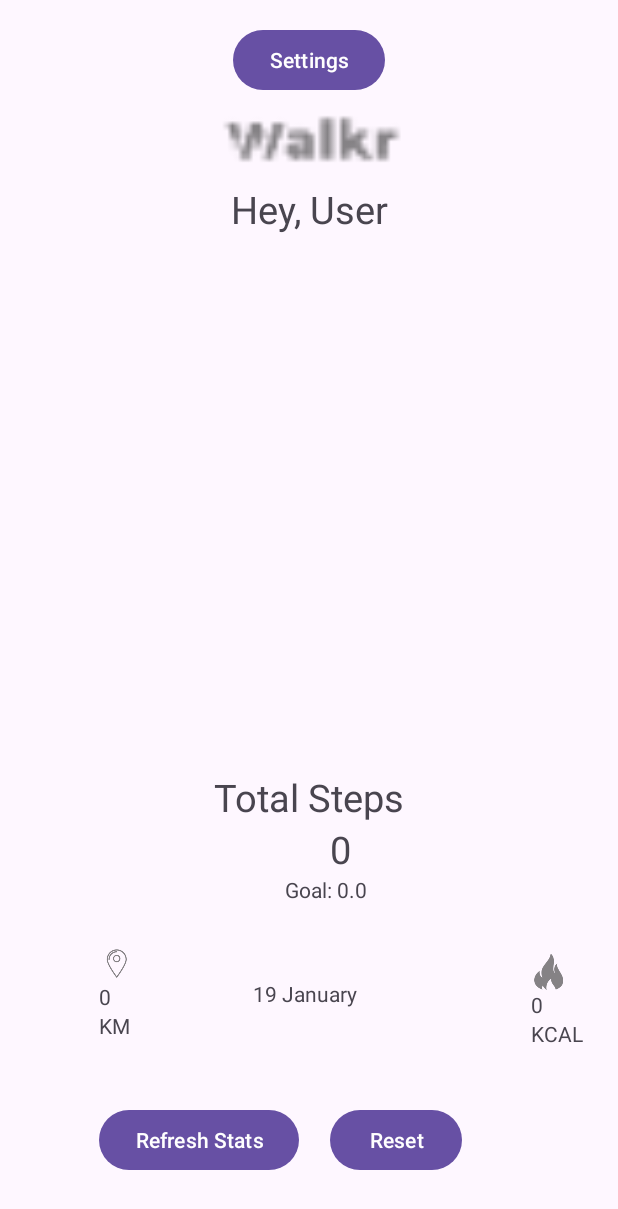
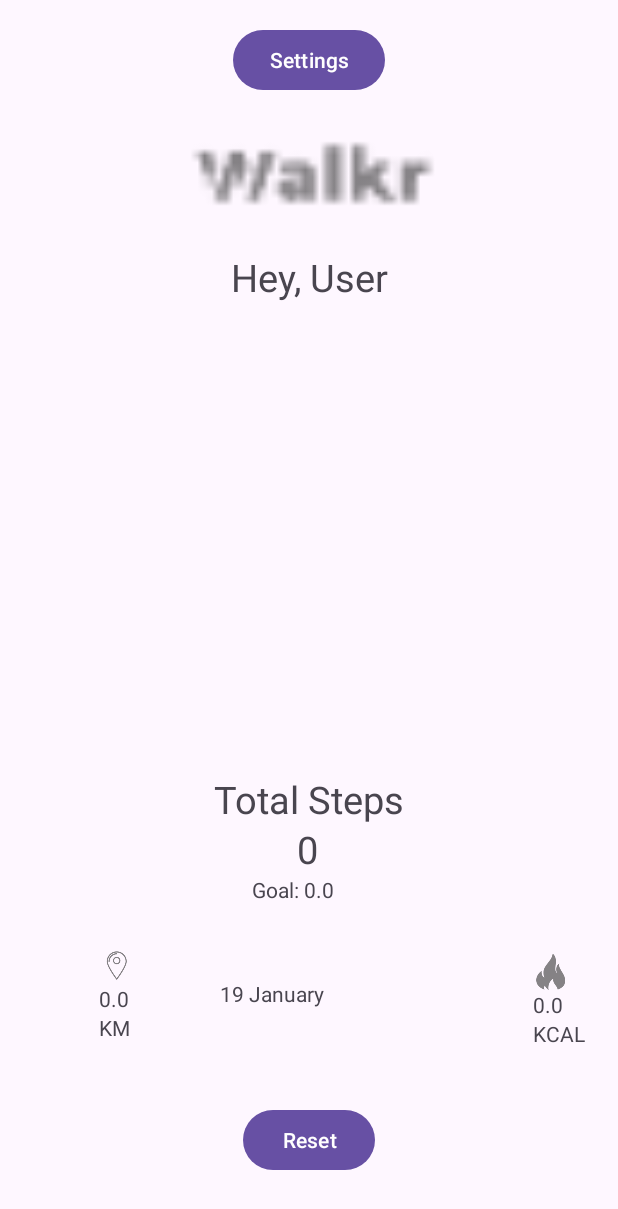
Before and after one commit to CameronWeijmer/Walkr-StepCount-App, an Android app: the screen it shows after launch (MainActivity), after a tap on "Reset", on a phone screen of 412 x 824 dp. Shown: the top 1209 px of the screen. Run offline under Robolectric (Android 15) with nearby library versions, the phone set to English and light mode, and no system bars; our stand-ins replace Picasso, Volley; network calls fail; pictures from the network do not load; 1 statement that could not run was skipped.

Commit message:
feat: removed not working code and added new feature

```diff
--- a/app/src/main/java/com/example/walkr/MainActivity.java
+++ b/app/src/main/java/com/example/walkr/MainActivity.java
@@ -87,7 +87,6 @@ public class MainActivity extends AppCompatActivity implements SensorEventListen
 
         sensorManager = (SensorManager) getSystemService(Context.SENSOR_SERVICE);
 
-        loadData();
         setImage();
         setName();
         setStepGoal();
@@ -109,6 +108,9 @@ public class MainActivity extends AppCompatActivity implements SensorEventListen
             totalSteps = event.values[0];
             int allSteps = (int) (totalSteps - previousTotalSteps);
             totalStepsTextView.setText(String.valueOf(allSteps));
+            displayDist();
+            displayCal();
+            setImage();
         }
     }
 
@@ -116,44 +118,8 @@ public class MainActivity extends AppCompatActivity implements SensorEventListen
     public void resetSteps(View v) {
         previousTotalSteps = totalSteps;
         totalStepsTextView.setText("0");
-        distanceTextView.setText("0");
-        kcalTextView.setText("0");
-        saveSteps();
-    }
-
-    // Speichern aller Daten
-    private void saveSteps() {
-        Intent caller = getIntent();
-        name = caller.getStringExtra(NAME_INTENT_PARAM);
-
-        SharedPreferences sharedPreferences = getSharedPreferences("userData", Context.MODE_PRIVATE);
-        SharedPreferences.Editor editor = sharedPreferences.edit();
-        editor.putFloat("previousTotalSteps", previousTotalSteps);
-        editor.putString("stepGoal", String.valueOf(stepGoal));
-        editor.putString("calories", String.valueOf(calories));
-        editor.putString("distance", String.valueOf(distance));
-        editor.putString("name", name);
-
-        editor.apply();
-    }
-
-    // Gespeicherte Daten holen
-    private void loadData() {
-
-        SharedPreferences sharedPreferences = getSharedPreferences("userData", Context.MODE_PRIVATE);
-
-        previousTotalSteps = sharedPreferences.getFloat("previousTotalSteps", 0f);
-
-        String stepGoalString = sharedPreferences.getString("stepGoal", "0");
-        stepGoal = Double.parseDouble(stepGoalString);
-
-        String caloriesString = sharedPreferences.getString("calories", "0");
-        calories = Double.parseDouble(caloriesString);
-
-        String distanceString = sharedPreferences.getString("distance", "0");
-        distance = Double.parseDouble(distanceString);
-
-        name = sharedPreferences.getString("name", "User");
+        distanceTextView.setText("0.0");
+        kcalTextView.setText("0.0");
     }
 
     // Aufruf der Settingsseite
@@ -225,7 +191,7 @@ public class MainActivity extends AppCompatActivity implements SensorEventListen
                                 String neutralImageUrl = imagesObject.getString("neutral");
                                 Picasso.get().load(neutralImageUrl).into(feedbackView);
 
-                            } else if ((totalSteps = 0) < stepGoal) {
+                            } else if (totalSteps < stepGoal) {
 
                                 String sadImageUrl = imagesObject.getString("sad");
                                 Picasso.get().load(sadImageUrl).into(feedbackView);
@@ -262,14 +228,6 @@ public class MainActivity extends AppCompatActivity implements SensorEventListen
         notificationManager.notify(0, builder.build());
     }
 
-    public void loadStats(View v) {
-        setImage();
-        displayCal();
-        displayDist();
-    }
-
-    //refreshstats todo
-
     @Override
     public void onAccuracyChanged(Sensor sensor, int accuracy) {
         // Not needed in this App
--- a/app/src/main/res/layout/activity_main.xml
+++ b/app/src/main/res/layout/activity_main.xml
@@ -34,12 +34,11 @@
         android:id="@+id/userTextView"
         android:layout_width="wrap_content"
         android:layout_height="wrap_content"
-        android:layout_marginTop="58dp"
         android:text="Hey, User"
         android:textSize="25dp"
+        app:layout_constraintBottom_toTopOf="@+id/feedbackView"
         app:layout_constraintEnd_toEndOf="parent"
-        app:layout_constraintStart_toStartOf="parent"
-        app:layout_constraintTop_toBottomOf="@+id/settingsButton" />
+        app:layout_constraintStart_toStartOf="parent" />
 
     <TextView
         android:id="@+id/dateTextView"
@@ -54,25 +53,25 @@
     <ImageView
         android:id="@+id/feedbackView"
         android:layout_width="0dp"
-        android:layout_height="0dp"
-        android:layout_marginTop="156dp"
-        android:layout_marginBottom="244dp"
-        app:layout_constraintBottom_toTopOf="@+id/button2"
+        android:layout_height="242dp"
+        android:layout_marginTop="92dp"
+        android:layout_marginBottom="93dp"
+        app:layout_constraintBottom_toBottomOf="@+id/totalStepsTextView"
         app:layout_constraintEnd_toEndOf="parent"
         app:layout_constraintStart_toStartOf="parent"
-        app:layout_constraintTop_toTopOf="parent"
+        app:layout_constraintTop_toBottomOf="@+id/settingsButton"
         tools:srcCompat="@tools:sample/backgrounds/scenic" />
 
     <TextView
         android:id="@+id/textView3"
         android:layout_width="wrap_content"
         android:layout_height="wrap_content"
-        android:layout_marginBottom="87dp"
+        android:layout_marginBottom="86dp"
         android:text="Total Steps"
         android:textSize="25dp"
         app:layout_constraintBottom_toTopOf="@+id/imageView3"
-        app:layout_constraintEnd_toEndOf="@+id/feedbackView"
-        app:layout_constraintStart_toStartOf="@+id/feedbackView" />
+        app:layout_constraintEnd_toEndOf="parent"
+        app:layout_constraintStart_toStartOf="parent" />
 
     <TextView
         android:id="@+id/totalStepsTextView"
@@ -81,17 +80,18 @@
         android:layout_marginStart="30dp"
         android:text="0"
         android:textSize="25dp"
-        app:layout_constraintStart_toStartOf="@+id/stepGoalTextView"
-        app:layout_constraintTop_toBottomOf="@+id/textView3" />
+        app:layout_constraintBottom_toTopOf="@+id/stepGoalTextView"
+        app:layout_constraintStart_toStartOf="@+id/stepGoalTextView" />
 
     <TextView
         android:id="@+id/stepGoalTextView"
         android:layout_width="wrap_content"
         android:layout_height="wrap_content"
-        android:layout_marginEnd="25dp"
+        android:layout_marginStart="25dp"
+        android:layout_marginTop="33dp"
         android:text="Goal: 10000"
-        app:layout_constraintEnd_toEndOf="@+id/textView3"
-        app:layout_constraintTop_toBottomOf="@+id/totalStepsTextView" />
+        app:layout_constraintStart_toStartOf="@+id/textView3"
+        app:layout_constraintTop_toBottomOf="@+id/textView3" />
 
     <ImageView
         android:id="@+id/imageView3"
@@ -114,7 +114,7 @@
         android:id="@+id/textView7"
         android:layout_width="wrap_content"
         android:layout_height="wrap_content"
-        android:layout_marginEnd="23dp"
+        android:layout_marginEnd="22dp"
         android:layout_marginBottom="125dp"
         android:text="KCAL"
         app:layout_constraintBottom_toBottomOf="parent"
@@ -133,8 +133,8 @@
         android:layout_width="wrap_content"
         android:layout_height="wrap_content"
         android:layout_marginStart="66dp"
-        android:layout_marginTop="78dp"
-        android:layout_marginBottom="77dp"
+        android:layout_marginTop="81dp"
+        android:layout_marginBottom="80dp"
         app:layout_constraintBottom_toTopOf="@+id/button4"
         app:layout_constraintStart_toStartOf="parent"
         app:layout_constraintTop_toBottomOf="@+id/textView3"
@@ -152,29 +152,11 @@
         android:id="@+id/button4"
         android:layout_width="wrap_content"
         android:layout_height="wrap_content"
-        android:layout_marginEnd="8dp"
         android:layout_marginBottom="40dp"
         android:onClick="resetSteps"
         android:text="Reset"
         app:layout_constraintBottom_toBottomOf="parent"
         app:layout_constraintEnd_toEndOf="parent"
-        app:layout_constraintHorizontal_bias="0.696"
-        app:layout_constraintStart_toEndOf="@+id/button2"
         app:layout_constraintStart_toStartOf="parent" />
 
-    <Button
-        android:id="@+id/button2"
-        android:layout_width="wrap_content"
-        android:layout_height="wrap_content"
-        android:layout_marginEnd="19dp"
-        android:layout_marginBottom="40dp"
-        android:onClick="loadStats"
-        android:text="Refresh Stats"
-        app:layout_constraintBottom_toBottomOf="parent"
-        app:layout_constraintEnd_toStartOf="@+id/button4"
-        app:layout_constraintHorizontal_bias="0.976"
-        app:layout_constraintHorizontal_chainStyle="packed"
-        app:layout_constraintStart_toStartOf="parent"
-        app:layout_constraintTop_toBottomOf="@+id/feedbackView" />
-
 </androidx.constraintlayout.widget.ConstraintLayout>
```
